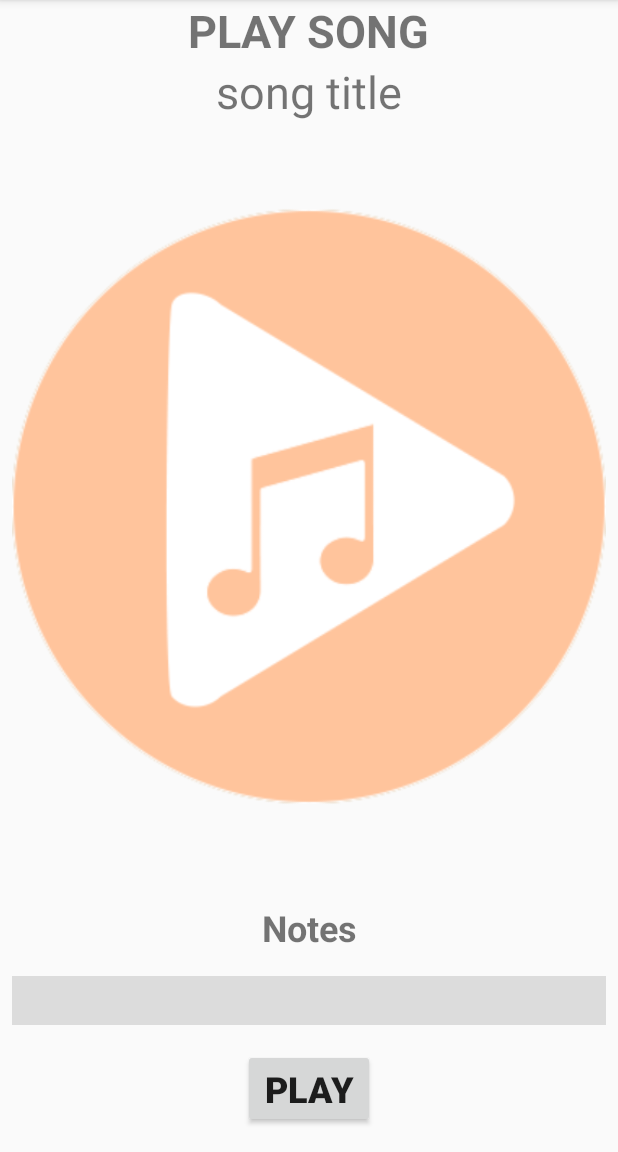
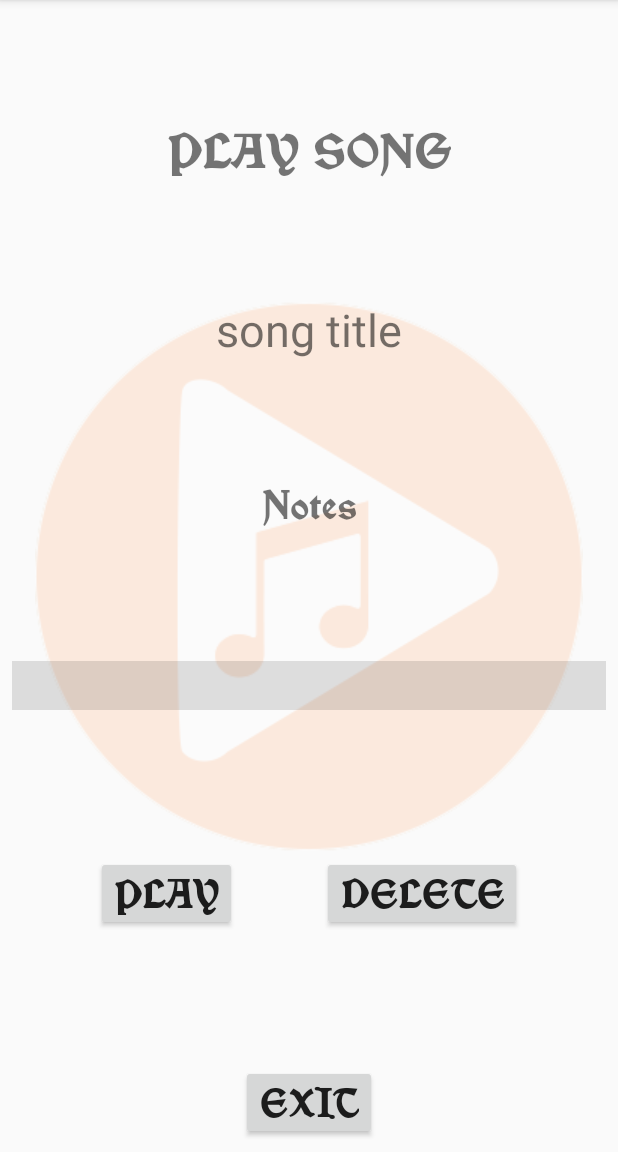
Before and after one commit to dhchung317/Bard, an Android app: the fragment SongFragment placed in its activity, on a phone screen of 412 x 824 dp, the part 84-1236 px from its top. Run offline under Robolectric (Android 15) with nearby library versions, the phone set to English and light mode, and no system bars; our stand-ins replace RxJava; 4 statements that could not run were skipped.

Commit message:
changed font and recoded songplayer. minor improvements in playback

```diff
--- a/app/src/main/java/com/hyunki/bard/controller/LibraryAdapter.java
+++ b/app/src/main/java/com/hyunki/bard/controller/LibraryAdapter.java
@@ -71,5 +71,4 @@ public class LibraryAdapter extends RecyclerView.Adapter<LibraryAdapter.LibraryV
             });
         }
     }
-
 }
--- a/app/src/main/java/com/hyunki/bard/model/Song.java
+++ b/app/src/main/java/com/hyunki/bard/model/Song.java
@@ -1,5 +1,6 @@
 package com.hyunki.bard.model;
 
+import android.database.Observable;
 import android.os.Parcel;
 import android.os.Parcelable;
 
@@ -64,4 +65,6 @@ public class Song implements Parcelable {
     public String getSongTitle() {
         return songTitle;
     }
+
+
 }
--- a/app/src/main/java/com/hyunki/bard/repository/Repository.java
+++ b/app/src/main/java/com/hyunki/bard/repository/Repository.java
@@ -27,8 +27,9 @@ public class Repository {
     public void addSong(Song song){
         database.addSong(song);
     }
-
+    public Song getSong(Song song) { return database.getSong(song.getSongTitle());}
     public LiveData<List<Song>> getSongList(){
         return database.getAllSongs();
     }
+    public void deleteSong(Song song) { database.deleteSong(song.getSongTitle());}
 }
--- a/app/src/main/java/com/hyunki/bard/view/ComposeFragment.java
+++ b/app/src/main/java/com/hyunki/bard/view/ComposeFragment.java
@@ -114,7 +114,10 @@ public class ComposeFragment extends Fragment implements View.OnClickListener {
     }
 
     private void deleteNotes() {
-        song.deleteNote();
+        if(song.getSongNotes().size() > 0) {
+            song.deleteNote();
+        }
+
         String onDeleteCurrentNotesDisplay = null;
         for (Note n : song.getSongNotes()) {
             if (onDeleteCurrentNotesDisplay == null) {
--- a/app/src/main/java/com/hyunki/bard/view/MainActivity.java
+++ b/app/src/main/java/com/hyunki/bard/view/MainActivity.java
@@ -26,7 +26,7 @@ public class MainActivity extends AppCompatActivity implements FragmentInteracti
         getSupportFragmentManager()
                 .beginTransaction()
                 .replace(R.id.main_container, SongFragment.newInstance(song))
-                .addToBackStack(null)
+                .addToBackStack("displaySong")
                 .commit();
     }
 
@@ -35,7 +35,7 @@ public class MainActivity extends AppCompatActivity implements FragmentInteracti
         getSupportFragmentManager()
                 .beginTransaction()
                 .replace(R.id.main_container, ComposeFragment.newInstance())
-                .addToBackStack(null)
+                .addToBackStack("composeSong")
                 .commit();
     }
 
@@ -44,7 +44,7 @@ public class MainActivity extends AppCompatActivity implements FragmentInteracti
         getSupportFragmentManager()
                 .beginTransaction()
                 .replace(R.id.main_container, LibraryFragment.newInstance())
-                .addToBackStack(null)
+                .addToBackStack("displayLibrary")
                 .commit();
     }
 }
--- a/app/src/main/java/com/hyunki/bard/view/MainFragment.java
+++ b/app/src/main/java/com/hyunki/bard/view/MainFragment.java
@@ -58,17 +58,7 @@ public class MainFragment extends Fragment {
 
         logo.setImageResource(R.drawable.bardlogo);
 
-        compose.setOnClickListener(new View.OnClickListener() {
-            @Override
-            public void onClick(View v) {
-                listener.displayComposer();
-            }
-        });
-        library.setOnClickListener(new View.OnClickListener() {
-            @Override
-            public void onClick(View v) {
-                listener.displayLibrary();
-            }
-    });
+        compose.setOnClickListener(v -> listener.displayComposer());
+        library.setOnClickListener(v -> listener.displayLibrary());
     }
 }
--- a/app/src/main/java/com/hyunki/bard/view/SongFragment.java
+++ b/app/src/main/java/com/hyunki/bard/view/SongFragment.java
@@ -1,30 +1,43 @@
 package com.hyunki.bard.view;
 
+import android.content.Context;
+import android.media.MediaPlayer;
 import android.os.Bundle;
 import android.speech.tts.TextToSpeech;
 
 import androidx.annotation.NonNull;
 import androidx.annotation.Nullable;
+import androidx.appcompat.app.AppCompatActivity;
 import androidx.fragment.app.Fragment;
 import androidx.lifecycle.ViewModelProviders;
 
 import android.view.LayoutInflater;
+import android.view.Menu;
+import android.view.MenuItem;
 import android.view.View;
 import android.view.ViewGroup;
 import android.widget.Button;
 import android.widget.TextView;
+import android.widget.Toast;
 
 import com.hyunki.bard.R;
 import com.hyunki.bard.SongPlayer;
+import com.hyunki.bard.controller.FragmentInteractionListener;
 import com.hyunki.bard.viewmodel.ViewModel;
 import com.hyunki.bard.model.Note;
 import com.hyunki.bard.model.Song;
 
+import java.util.ArrayList;
+import java.util.Timer;
+import java.util.TimerTask;
+
 public class SongFragment extends Fragment {
+    private FragmentInteractionListener listener;
     private ViewModel viewModel;
     private TextView displayNotes;
     private TextView songTitle;
     private Button playButton;
+    private Button deleteButton;
     private SongPlayer player;
     private TextToSpeech tts;
 
@@ -42,6 +55,14 @@ public class SongFragment extends Fragment {
         viewModel = ViewModelProviders.of(this).get(ViewModel.class);
     }
 
+    @Override
+    public void onAttach(@NonNull Context context) {
+        super.onAttach(context);
+        if (context instanceof FragmentInteractionListener){
+            listener = (FragmentInteractionListener) context;
+        }
+    }
+
     @Nullable
     @Override
     public View onCreateView(@NonNull LayoutInflater inflater, @Nullable ViewGroup container, @Nullable Bundle savedInstanceState) {
@@ -49,13 +70,8 @@ public class SongFragment extends Fragment {
         displayNotes = rootview.findViewById(R.id.all_notes_textview);
         songTitle = rootview.findViewById(R.id.songTitle_textView);
         playButton = rootview.findViewById(R.id.play_button);
-        tts = new TextToSpeech(getActivity(), new TextToSpeech.OnInitListener() {
-            @Override
-            public void onInit(int status) {
-
-            }
-        });
-
+        deleteButton = rootview.findViewById(R.id.delete_button);
+        tts = new TextToSpeech(getActivity(), status -> {});
         player = new SongPlayer(getActivity(), tts);
         return rootview;
 
@@ -77,11 +93,13 @@ public class SongFragment extends Fragment {
         }
         displayNotes.setText(displayNotesString);
         songTitle.setText(song.getSongTitle());
-        playButton.setOnClickListener(new View.OnClickListener() {
-            @Override
-            public void onClick(View v) {
-                player.playSong(song);
-            }
+        playButton.setOnClickListener(v -> player.playSong(viewModel.getSong(song)));
+        deleteButton.setOnClickListener(v -> {
+            viewModel.deleteSong(song);
+            Toast.makeText(getActivity(), "Song deleted", Toast.LENGTH_SHORT).show();
+            getFragmentManager().popBackStack("displayLibrary",1);
+            getFragmentManager().popBackStack("displaySong",0);
+            listener.displayLibrary();
         });
     }
 
--- a/app/src/main/java/com/hyunki/bard/viewmodel/ViewModel.java
+++ b/app/src/main/java/com/hyunki/bard/viewmodel/ViewModel.java
@@ -28,4 +28,6 @@ public class ViewModel extends AndroidViewModel {
     public void addSong(Song song) {
         repository.addSong(song);
     }
+    public Song getSong(Song song) { return repository.getSong(song);}
+    public void  deleteSong(Song song) { repository.deleteSong(song);}
 }
--- a/app/src/main/res/layout/fragment_song.xml
+++ b/app/src/main/res/layout/fragment_song.xml
@@ -11,6 +11,7 @@
         android:layout_height="wrap_content"
         android:layout_marginStart="8dp"
         android:layout_marginEnd="8dp"
+        android:fontFamily="@font/vinque"
         android:text="PLAY SONG"
         android:textSize="30sp"
         android:textStyle="bold"
@@ -27,23 +28,10 @@
         android:layout_marginEnd="8dp"
         android:text="song title"
         android:textSize="30sp"
-        app:layout_constraintBottom_toTopOf="@+id/playSong_imageview"
+        app:layout_constraintBottom_toTopOf="@+id/notes_title_textview"
         app:layout_constraintEnd_toEndOf="parent"
         app:layout_constraintStart_toStartOf="parent"
         app:layout_constraintTop_toBottomOf="@+id/playSong_textview" />
-
-    <ImageView
-        android:id="@+id/playSong_imageview"
-        android:layout_width="0dp"
-        android:layout_height="0dp"
-        android:layout_marginStart="8dp"
-        android:layout_marginEnd="8dp"
-        app:layout_constraintBottom_toTopOf="@+id/notes_title_textview"
-        app:layout_constraintEnd_toEndOf="parent"
-        app:layout_constraintStart_toStartOf="parent"
-        app:layout_constraintTop_toBottomOf="@+id/songTitle_textView"
-
-        app:srcCompat="@drawable/play" />
 
     <Button
         android:id="@+id/play_button"
@@ -51,13 +39,14 @@
         android:layout_height="wrap_content"
         android:layout_marginStart="8dp"
         android:layout_marginTop="8dp"
-        android:layout_marginEnd="8dp"
-        android:layout_marginBottom="16dp"
+        android:layout_marginBottom="8dp"
+        android:fontFamily="@font/vinque"
         android:text="Play"
         android:textSize="24sp"
         android:textStyle="bold"
-        app:layout_constraintBottom_toBottomOf="parent"
-        app:layout_constraintEnd_toEndOf="parent"
+        app:layout_constraintBottom_toTopOf="@+id/button2"
+        app:layout_constraintEnd_toStartOf="@+id/delete_button"
+        app:layout_constraintHorizontal_bias="0.5"
         app:layout_constraintStart_toStartOf="parent"
         app:layout_constraintTop_toBottomOf="@+id/all_notes_textview" />
 
@@ -66,16 +55,15 @@
         android:layout_width="wrap_content"
         android:layout_height="wrap_content"
         android:layout_marginStart="8dp"
-        android:layout_marginTop="8dp"
         android:layout_marginEnd="8dp"
-        android:layout_marginBottom="8dp"
+        android:fontFamily="@font/vinque"
         android:text="Notes"
         android:textSize="24sp"
         android:textStyle="bold"
         app:layout_constraintBottom_toTopOf="@+id/all_notes_textview"
         app:layout_constraintEnd_toEndOf="parent"
         app:layout_constraintStart_toStartOf="parent"
-        app:layout_constraintTop_toBottomOf="@+id/playSong_imageview" />
+        app:layout_constraintTop_toBottomOf="@+id/songTitle_textView" />
 
     <TextView
         android:id="@+id/all_notes_textview"
@@ -92,4 +80,49 @@
         app:layout_constraintStart_toStartOf="parent"
         app:layout_constraintTop_toBottomOf="@+id/notes_title_textview" />
 
+    <Button
+        android:id="@+id/delete_button"
+        android:layout_width="wrap_content"
+        android:layout_height="wrap_content"
+        android:layout_marginEnd="8dp"
+        android:fontFamily="@font/vinque"
+        android:text="Delete"
+        android:textSize="24sp"
+        android:textStyle="bold"
+        app:layout_constraintBaseline_toBaselineOf="@+id/play_button"
+        app:layout_constraintEnd_toEndOf="parent"
+        app:layout_constraintHorizontal_bias="0.5"
+        app:layout_constraintStart_toEndOf="@+id/play_button" />
+
+    <ImageView
+        android:id="@+id/playSong_imageview"
+        android:layout_width="wrap_content"
+        android:layout_height="wrap_content"
+        android:layout_marginStart="8dp"
+        android:layout_marginTop="8dp"
+        android:layout_marginEnd="8dp"
+        android:layout_marginBottom="8dp"
+        android:alpha=".3"
+        android:elevation="-1dp"
+        app:layout_constraintBottom_toBottomOf="parent"
+        app:layout_constraintEnd_toEndOf="parent"
+        app:layout_constraintStart_toStartOf="parent"
+        app:layout_constraintTop_toTopOf="parent"
+        app:srcCompat="@drawable/play" />
+
+    <Button
+        android:id="@+id/button2"
+        android:layout_width="wrap_content"
+        android:layout_height="wrap_content"
+        android:layout_marginStart="8dp"
+        android:layout_marginEnd="8dp"
+        android:layout_marginBottom="8dp"
+        android:fontFamily="@font/vinque"
+        android:text="exit"
+        android:textSize="24sp"
+        android:textStyle="bold"
+        app:layout_constraintBottom_toBottomOf="parent"
+        app:layout_constraintEnd_toEndOf="parent"
+        app:layout_constraintStart_toStartOf="parent" />
+
 </androidx.constraintlayout.widget.ConstraintLayout>
--- a/app/src/main/res/layout/song_itemview.xml
+++ b/app/src/main/res/layout/song_itemview.xml
@@ -24,6 +24,7 @@
             android:id="@+id/library_songTitle_textview"
             android:layout_width="match_parent"
             android:layout_height="wrap_content"
+            android:fontFamily="@font/vinque"
             android:textAlignment="center"
             android:textSize="36sp"
             android:textStyle="bold"
```
Also changed, not shown: app/build.gradle (+5 -2 lines), app/src/main/java/com/hyunki/bard/SongPlayer.java (+81 -13 lines), app/src/main/java/com/hyunki/bard/database/Database.java (+18 -18 lines), app/src/main/java/com/hyunki/bard/view/LibraryFragment.java (+10 -9 lines), app/src/main/res/layout/fragment_compose.xml (+31 -24 lines), app/src/main/res/layout/fragment_library.xml (+36 -3 lines), app/src/main/res/layout/fragment_main.xml (+6 -3 lines), app/src/main/res/drawable/library.png (added), app/src/main/res/font/vinque.ttf (added).
